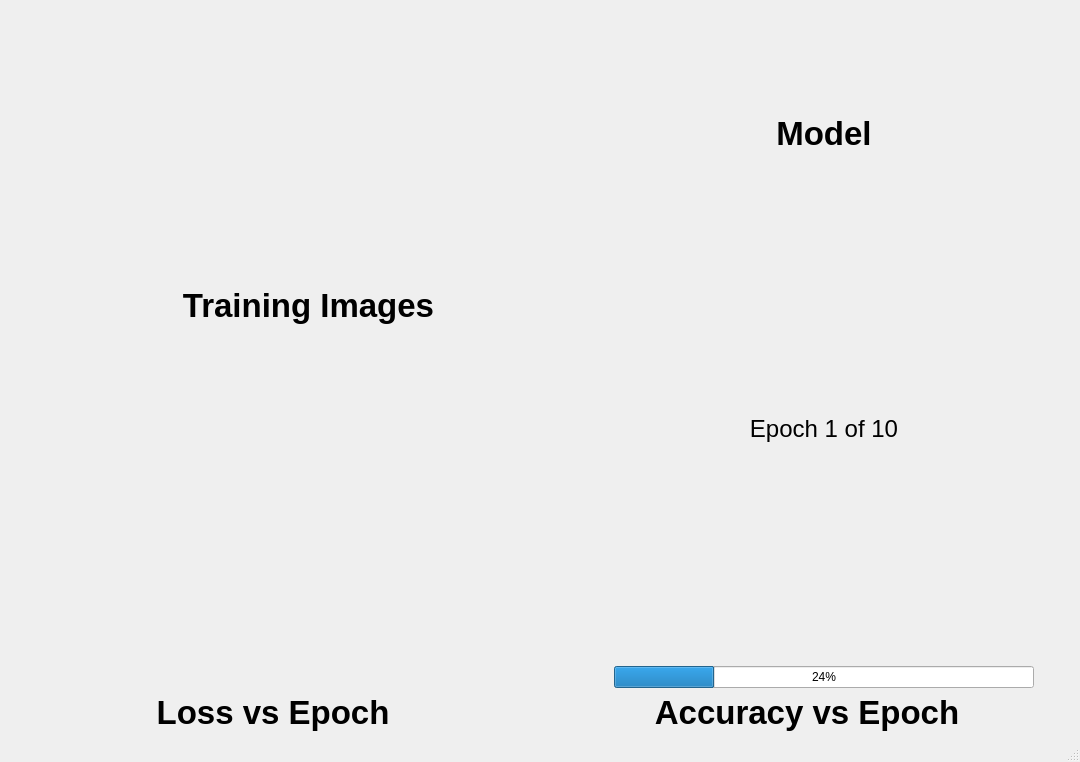
kiritigowda/MIVisionX-Neural-Net-Workflow, file scripts/train_viewer.ui: the form before one commit.
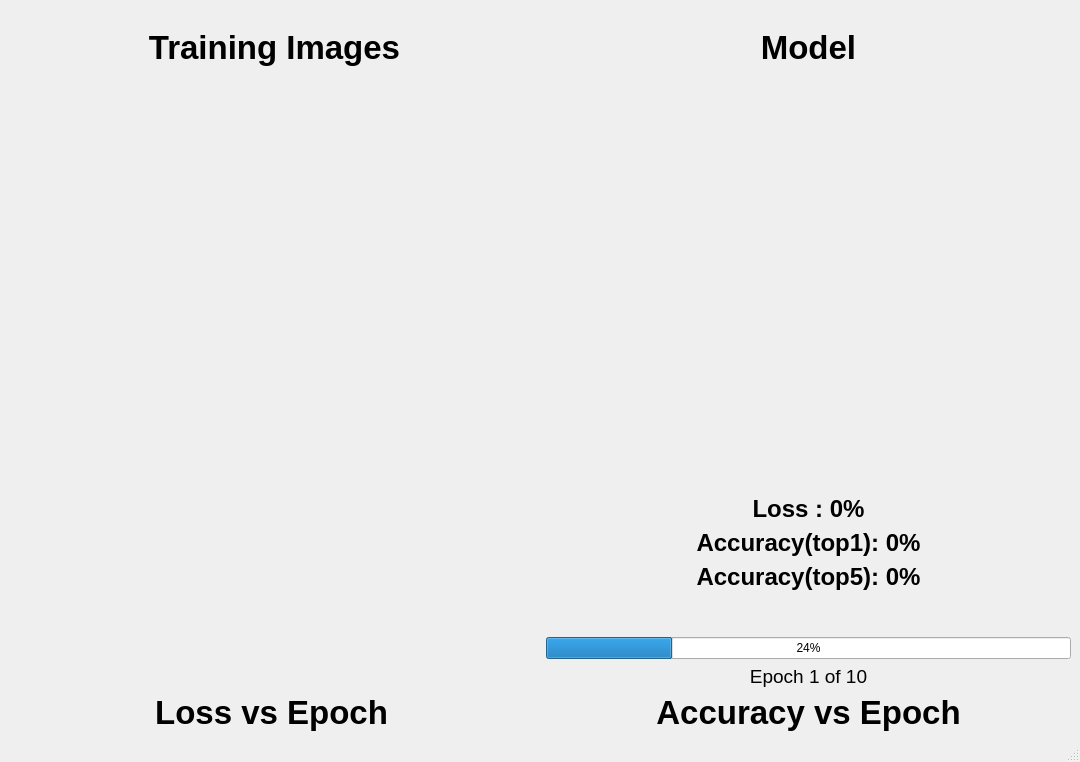
The form after the commit. Icons and pictures are not drawn.

Patch:
```diff
--- a/scripts/train_viewer.ui
+++ b/scripts/train_viewer.ui
@@ -14,7 +14,7 @@
    <string>MainWindow</string>
   </property>
   <widget class="QWidget" name="centralwidget">
-   <layout class="QVBoxLayout" name="verticalLayout_3">
+   <layout class="QVBoxLayout" name="verticalLayout_5">
     <item>
      <layout class="QHBoxLayout" name="logos_layout">
       <item>
@@ -95,9 +95,71 @@
      </layout>
     </item>
     <item>
-     <layout class="QHBoxLayout" name="horizontalLayout_2">
-      <item>
-       <layout class="QVBoxLayout" name="image_verticalLayout">
+     <layout class="QGridLayout" name="gridLayout">
+      <item row="1" column="2">
+       <layout class="QVBoxLayout" name="a_verticalLayout">
+        <item>
+         <widget class="QLabel" name="atitle_label">
+          <property name="sizePolicy">
+           <sizepolicy hsizetype="Expanding" vsizetype="Fixed">
+            <horstretch>0</horstretch>
+            <verstretch>0</verstretch>
+           </sizepolicy>
+          </property>
+          <property name="font">
+           <font>
+            <family>Ubuntu</family>
+            <pointsize>25</pointsize>
+            <weight>75</weight>
+            <bold>true</bold>
+           </font>
+          </property>
+          <property name="text">
+           <string>Accuracy vs Epoch</string>
+          </property>
+          <property name="alignment">
+           <set>Qt::AlignCenter</set>
+          </property>
+         </widget>
+        </item>
+        <item>
+         <layout class="QVBoxLayout" name="verticalLayout_2"/>
+        </item>
+       </layout>
+      </item>
+      <item row="1" column="0">
+       <layout class="QVBoxLayout" name="l_verticalLayout">
+        <item>
+         <widget class="QLabel" name="ltitle_label">
+          <property name="sizePolicy">
+           <sizepolicy hsizetype="Expanding" vsizetype="Fixed">
+            <horstretch>0</horstretch>
+            <verstretch>0</verstretch>
+           </sizepolicy>
+          </property>
+          <property name="font">
+           <font>
+            <family>Ubuntu</family>
+            <pointsize>25</pointsize>
+            <weight>75</weight>
+            <bold>true</bold>
+           </font>
+          </property>
+          <property name="text">
+           <string>Loss vs Epoch</string>
+          </property>
+          <property name="alignment">
+           <set>Qt::AlignCenter</set>
+          </property>
+         </widget>
+        </item>
+        <item>
+         <layout class="QVBoxLayout" name="verticalLayout"/>
+        </item>
+       </layout>
+      </item>
+      <item row="0" column="0" colspan="2">
+       <layout class="QVBoxLayout" name="verticalLayout_4">
         <item>
          <widget class="QLabel" name="image_label">
           <property name="sizePolicy">
@@ -130,7 +192,7 @@
         <item>
          <widget class="QLabel" name="image_frame">
           <property name="sizePolicy">
-           <sizepolicy hsizetype="Fixed" vsizetype="Fixed">
+           <sizepolicy hsizetype="Preferred" vsizetype="Preferred">
             <horstretch>0</horstretch>
             <verstretch>0</verstretch>
            </sizepolicy>
@@ -145,8 +207,8 @@
         </item>
        </layout>
       </item>
-      <item>
-       <layout class="QVBoxLayout" name="model_verticalLayout">
+      <item row="0" column="2">
+       <layout class="QVBoxLayout" name="verticalLayout_3">
         <item>
          <widget class="QLabel" name="model_label">
           <property name="sizePolicy">
@@ -176,7 +238,7 @@
            <enum>Qt::Vertical</enum>
           </property>
           <property name="sizeType">
-           <enum>QSizePolicy::Preferred</enum>
+           <enum>QSizePolicy::Expanding</enum>
           </property>
           <property name="sizeHint" stdset="0">
            <size>
@@ -187,96 +249,105 @@
          </spacer>
         </item>
         <item>
-         <widget class="QLabel" name="mProg_label">
+         <widget class="QLabel" name="loss_label">
           <property name="font">
            <font>
             <pointsize>18</pointsize>
+            <weight>75</weight>
+            <bold>true</bold>
            </font>
           </property>
           <property name="text">
-           <string>Epoch 1 of 10</string>
+           <string>Loss : 0%</string>
           </property>
           <property name="alignment">
            <set>Qt::AlignCenter</set>
           </property>
          </widget>
         </item>
+        <item>
+         <widget class="QLabel" name="top1_label">
+          <property name="font">
+           <font>
+            <pointsize>18</pointsize>
+            <weight>75</weight>
+            <bold>true</bold>
+           </font>
+          </property>
+          <property name="text">
+           <string>Accuracy(top1): 0%</string>
+          </property>
+          <property name="alignment">
+           <set>Qt::AlignCenter</set>
+          </property>
+         </widget>
+        </item>
+        <item>
+         <widget class="QLabel" name="top5_label">
+          <property name="font">
+           <font>
+            <pointsize>18</pointsize>
+            <weight>75</weight>
+            <bold>true</bold>
+           </font>
+          </property>
+          <property name="text">
+           <string>Accuracy(top5): 0%</string>
+          </property>
+          <property name="alignment">
+           <set>Qt::AlignCenter</set>
+          </property>
+         </widget>
+        </item>
+        <item>
+         <spacer name="verticalSpacer_2">
+          <property name="orientation">
+           <enum>Qt::Vertical</enum>
+          </property>
+          <property name="sizeType">
+           <enum>QSizePolicy::Minimum</enum>
+          </property>
+          <property name="sizeHint" stdset="0">
+           <size>
+            <width>20</width>
+            <height>40</height>
+           </size>
+          </property>
+         </spacer>
+        </item>
         <item>
          <widget class="QProgressBar" name="model_progressBar">
           <property name="sizePolicy">
-           <sizepolicy hsizetype="Minimum" vsizetype="Fixed">
+           <sizepolicy hsizetype="Expanding" vsizetype="Fixed">
             <horstretch>0</horstretch>
             <verstretch>0</verstretch>
            </sizepolicy>
           </property>
           <property name="maximumSize">
            <size>
-            <width>420</width>
+            <width>16777215</width>
             <height>16777215</height>
            </size>
           </property>
           <property name="value">
            <number>24</number>
           </property>
-         </widget>
-        </item>
-       </layout>
-      </item>
-     </layout>
-    </item>
-    <item>
-     <layout class="QHBoxLayout" name="horizontalLayout">
-      <item>
-       <layout class="QVBoxLayout" name="l_verticalLayout">
-        <item>
-         <widget class="QLabel" name="ltitle_label">
-          <property name="sizePolicy">
-           <sizepolicy hsizetype="Expanding" vsizetype="Fixed">
-            <horstretch>0</horstretch>
-            <verstretch>0</verstretch>
-           </sizepolicy>
-          </property>
-          <property name="font">
-           <font>
-            <family>Ubuntu</family>
-            <pointsize>25</pointsize>
-            <weight>75</weight>
-            <bold>true</bold>
-           </font>
-          </property>
-          <property name="text">
-           <string>Loss vs Epoch</string>
-          </property>
           <property name="alignment">
            <set>Qt::AlignCenter</set>
           </property>
          </widget>
         </item>
         <item>
-         <layout class="QVBoxLayout" name="verticalLayout"/>
-        </item>
-       </layout>
-      </item>
-      <item>
-       <layout class="QVBoxLayout" name="a_verticalLayout">
-        <item>
-         <widget class="QLabel" name="atitle_label">
-          <property name="sizePolicy">
-           <sizepolicy hsizetype="Expanding" vsizetype="Fixed">
-            <horstretch>0</horstretch>
-            <verstretch>0</verstretch>
-           </sizepolicy>
-          </property>
+         <widget class="QLabel" name="mProg_label">
           <property name="font">
            <font>
-            <family>Ubuntu</family>
-            <pointsize>25</pointsize>
-            <weight>75</weight>
-            <bold>true</bold>
+            <pointsize>14</pointsize>
+            <weight>50</weight>
+            <bold>false</bold>
            </font>
           </property>
           <property name="text">
-           <string>Accuracy vs Epoch</string>
+           <string>Epoch 1 of 10</string>
           </property>
           <property name="alignment">
            <set>Qt::AlignCenter</set>
```
Left out of the diff: 3 changed lines with no effect on the pictures.
